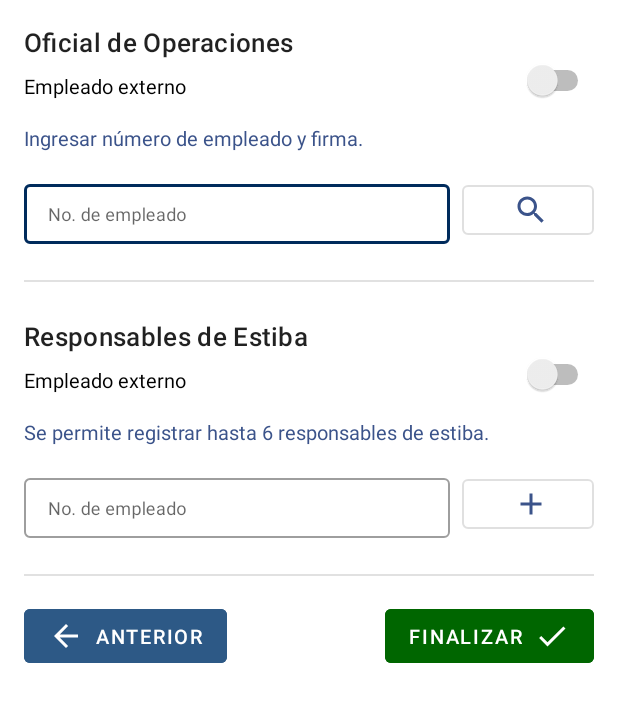
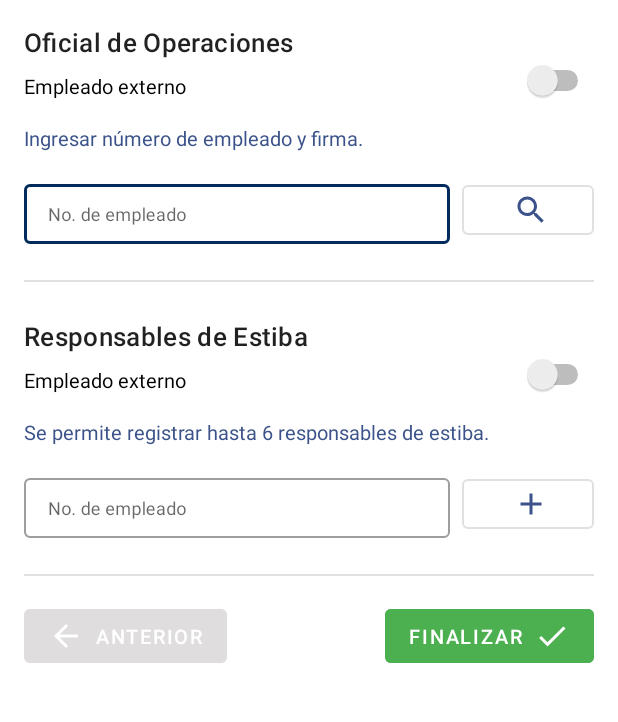
Before and after one commit to YaelGonzalez08/PaperlessApplication, an Android app: the fragment ConsentimientoFormFragment shown on its own in the app's theme, on a phone screen of 412 x 824 dp, the part 84-806 px from its top. Run offline under Robolectric (Android 15) with nearby library versions, the phone set to English and light mode, and no system bars; our stand-ins replace Room's generated code; libraries missing offline, so code that uses them is left out: com.gu.toolargetool, com.okta.oidc; 4 statements that could not run were skipped.

Commit message:
cambio de color en ambos botones

```diff
--- a/app/src/main/res/layout/fragment_consentimiento_form.xml
+++ b/app/src/main/res/layout/fragment_consentimiento_form.xml
@@ -739,15 +739,14 @@
             android:id="@+id/btnFinalizar"
             android:layout_width="wrap_content"
             android:layout_height="wrap_content"
-            app:layout_constraintEnd_toEndOf="parent"
-            app:layout_constraintTop_toBottomOf="@id/tvErrorRespEstiba"
             android:layout_marginTop="@dimen/common_padding_default"
+            android:backgroundTint="@color/color_green_success"
+            android:text="Finalizar"
+            android:textSize="@dimen/text_13"
             app:icon="@drawable/ic_check"
             app:iconGravity="end"
-            android:text="Finalizar"
-            android:backgroundTint="#006600"
-            android:textSize="@dimen/text_13"
-            />
+            app:layout_constraintEnd_toEndOf="parent"
+            app:layout_constraintTop_toBottomOf="@id/tvErrorRespEstiba" />
 
         <com.google.android.material.button.MaterialButton
             android:id="@+id/btnAnterior"
@@ -759,7 +758,7 @@
             app:icon="@drawable/ic_baseline_arrow_back"
             app:iconGravity="start"
             android:text="Anterior"
-            android:backgroundTint="#2d5986"
+            android:backgroundTint="@color/color_gray_white_background_checklist"
             android:layout_marginRight="@dimen/common_padding_min"
             android:textSize="@dimen/text_13"
             />
```
